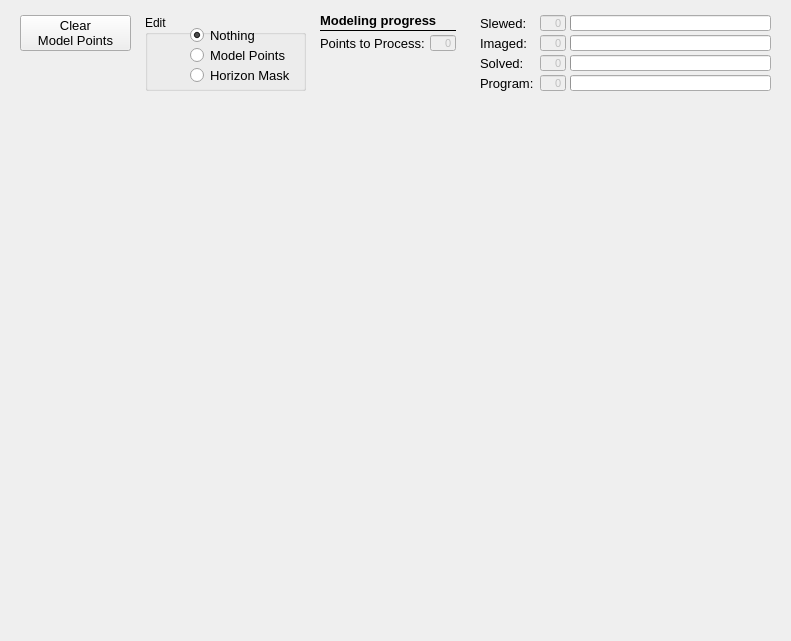
sayitfast/MountWizzard3, file mountwizzard/gui/hemisphere_window_ui.ui: the form before one commit.
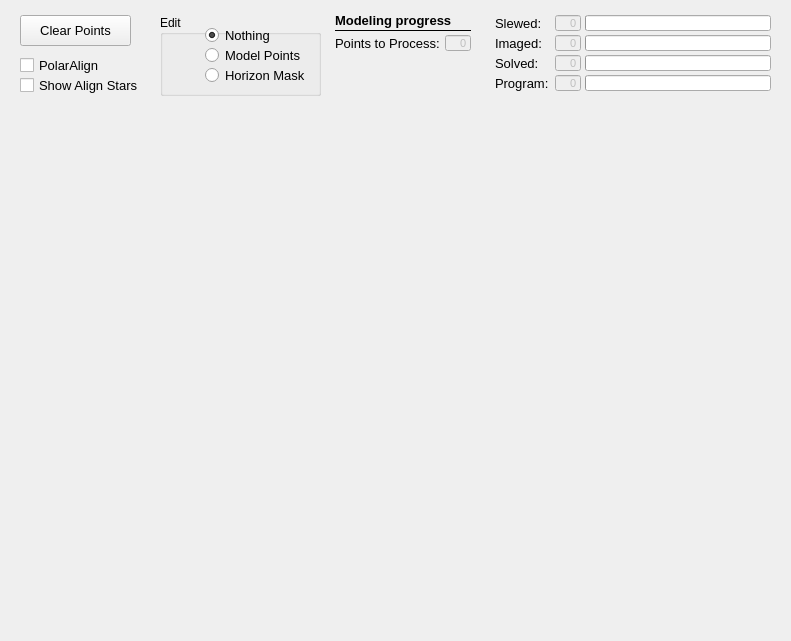
The form after the commit.

Commit message: makes settings of alignment stars persistent

The edit to the form file:
```diff
--- a/mountwizzard/gui/hemisphere_window_ui.ui
+++ b/mountwizzard/gui/hemisphere_window_ui.ui
@@ -43,7 +43,7 @@
      <x>20</x>
      <y>15</y>
      <width>111</width>
-     <height>36</height>
+     <height>31</height>
     </rect>
    </property>
    <property name="font">
@@ -55,8 +55,7 @@
     <string>&lt;html&gt;&lt;head/&gt;&lt;body&gt;&lt;p&gt;Delete all points on coordinate window including Base / Model&lt;/p&gt;&lt;/body&gt;&lt;/html&gt;</string>
    </property>
    <property name="text">
-    <string>Clear
-Model Points</string>
+    <string>Clear Points</string>
    </property>
   </widget>
   <widget class="QLabel" name="hemisphereBackground">
@@ -78,10 +77,10 @@
   <widget class="QGroupBox" name="groupBox_2">
    <property name="geometry">
     <rect>
-     <x>145</x>
+     <x>160</x>
      <y>15</y>
      <width>161</width>
-     <height>76</height>
+     <height>81</height>
     </rect>
    </property>
    <property name="title">
@@ -148,9 +147,9 @@
   <widget class="QProgressBar" name="bar_numberPointsProcessed">
    <property name="geometry">
     <rect>
-     <x>570</x>
+     <x>585</x>
      <y>75</y>
-     <width>201</width>
+     <width>186</width>
      <height>16</height>
     </rect>
    </property>
@@ -170,7 +169,7 @@
    </property>
    <property name="geometry">
     <rect>
-     <x>540</x>
+     <x>555</x>
      <y>75</y>
      <width>26</width>
      <height>16</height>
@@ -212,7 +211,7 @@
   <widget class="QLabel" name="label_81">
    <property name="geometry">
     <rect>
-     <x>480</x>
+     <x>495</x>
      <y>75</y>
      <width>66</width>
      <height>16</height>
@@ -233,9 +232,9 @@
   <widget class="QProgressBar" name="bar_numberPointsSolved">
    <property name="geometry">
     <rect>
-     <x>570</x>
+     <x>585</x>
      <y>55</y>
-     <width>201</width>
+     <width>186</width>
      <height>16</height>
     </rect>
    </property>
@@ -255,7 +254,7 @@
    </property>
    <property name="geometry">
     <rect>
-     <x>540</x>
+     <x>555</x>
      <y>55</y>
      <width>26</width>
      <height>16</height>
@@ -297,7 +296,7 @@
   <widget class="QLabel" name="label_28">
    <property name="geometry">
     <rect>
-     <x>480</x>
+     <x>495</x>
      <y>55</y>
      <width>66</width>
      <height>16</height>
@@ -318,9 +317,9 @@
   <widget class="QProgressBar" name="bar_numberPointsImaged">
    <property name="geometry">
     <rect>
-     <x>570</x>
+     <x>585</x>
      <y>35</y>
-     <width>201</width>
+     <width>186</width>
      <height>16</height>
     </rect>
    </property>
@@ -340,7 +339,7 @@
    </property>
    <property name="geometry">
     <rect>
-     <x>540</x>
+     <x>555</x>
      <y>35</y>
      <width>26</width>
      <height>16</height>
@@ -382,7 +381,7 @@
   <widget class="QLabel" name="label_77">
    <property name="geometry">
     <rect>
-     <x>480</x>
+     <x>495</x>
      <y>35</y>
      <width>66</width>
      <height>16</height>
@@ -403,9 +402,9 @@
   <widget class="QProgressBar" name="bar_numberPointsSlewed">
    <property name="geometry">
     <rect>
-     <x>570</x>
+     <x>585</x>
      <y>15</y>
-     <width>201</width>
+     <width>186</width>
      <height>16</height>
     </rect>
    </property>
@@ -440,7 +439,7 @@
    </property>
    <property name="geometry">
     <rect>
-     <x>540</x>
+     <x>555</x>
      <y>15</y>
      <width>26</width>
      <height>16</height>
@@ -482,7 +481,7 @@
   <widget class="QLabel" name="label_100">
    <property name="geometry">
     <rect>
-     <x>480</x>
+     <x>495</x>
      <y>15</y>
      <width>66</width>
      <height>16</height>
@@ -506,7 +505,7 @@
    </property>
    <property name="geometry">
     <rect>
-     <x>430</x>
+     <x>445</x>
      <y>35</y>
      <width>26</width>
      <height>16</height>
@@ -548,7 +547,7 @@
   <widget class="QLabel" name="label_59">
    <property name="geometry">
     <rect>
-     <x>320</x>
+     <x>335</x>
      <y>35</y>
      <width>111</width>
      <height>16</height>
@@ -569,7 +568,7 @@
   <widget class="QLabel" name="label_149">
    <property name="geometry">
     <rect>
-     <x>320</x>
+     <x>335</x>
      <y>10</y>
      <width>126</width>
      <height>21</height>
@@ -589,7 +588,7 @@
   <widget class="Line" name="line_78">
    <property name="geometry">
     <rect>
-     <x>320</x>
+     <x>335</x>
      <y>30</y>
      <width>136</width>
      <height>1</height>
@@ -645,6 +644,42 @@
     </property>
    </widget>
   </widget>
+  <widget class="QCheckBox" name="checkPolarAlignment">
+   <property name="geometry">
+    <rect>
+     <x>20</x>
+     <y>55</y>
+     <width>111</width>
+     <height>21</height>
+    </rect>
+   </property>
+   <property name="font">
+    <font>
+     <pointsize>10</pointsize>
+    </font>
+   </property>
+   <property name="text">
+    <string>PolarAlign</string>
+   </property>
+  </widget>
+  <widget class="QCheckBox" name="checkShowAlignmentStars">
+   <property name="geometry">
+    <rect>
+     <x>20</x>
+     <y>75</y>
+     <width>121</width>
+     <height>21</height>
+    </rect>
+   </property>
+   <property name="font">
+    <font>
+     <pointsize>10</pointsize>
+    </font>
+   </property>
+   <property name="text">
+    <string>Show Align Stars</string>
+   </property>
+  </widget>
   <zorder>hemisphereBackground</zorder>
   <zorder>btn_deletePoints</zorder>
   <zorder>groupBox_2</zorder>
```
Left out of the diff: 2 changed lines with no effect on the pictures. The commit also changes 2 other files.
